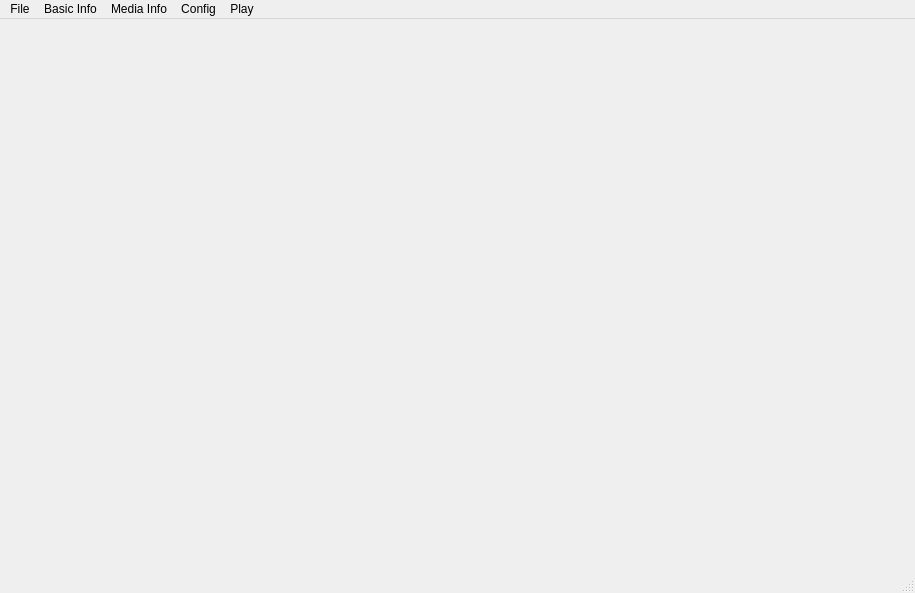
The window that mainwindow.ui (SunStorm2018/media-debuger) describes before a commit, drawn with Qt 5.
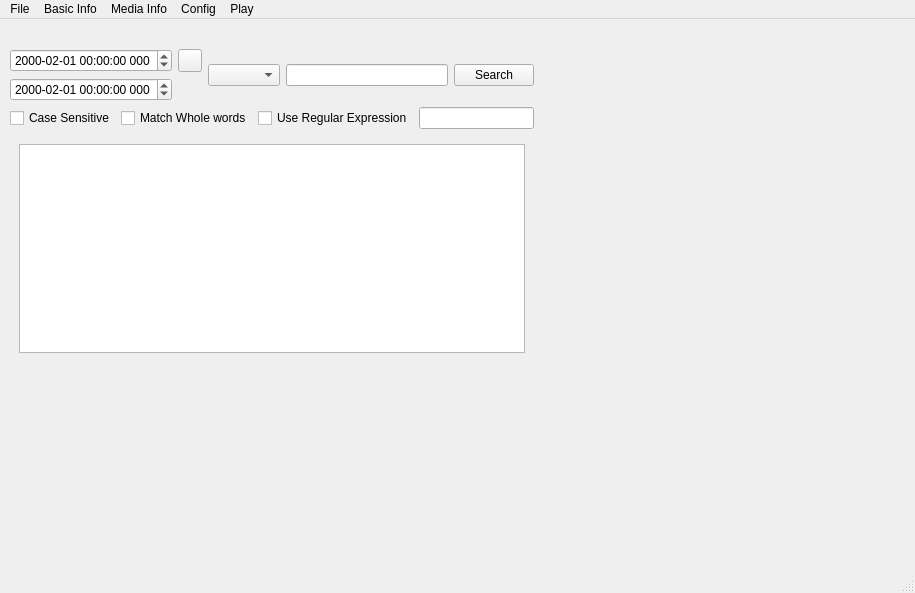
The same window after the commit. Icons and pictures are not drawn.

Diff of the .ui file:
```diff
--- a/mainwindow.ui
+++ b/mainwindow.ui
@@ -13,7 +13,149 @@
   <property name="windowTitle">
    <string>MainWindow</string>
   </property>
-  <widget class="QWidget" name="centralwidget"/>
+  <widget class="QWidget" name="centralwidget">
+   <widget class="QWidget" name="">
+    <property name="geometry">
+     <rect>
+      <x>10</x>
+      <y>30</y>
+      <width>524</width>
+      <height>313</height>
+     </rect>
+    </property>
+    <layout class="QVBoxLayout" name="verticalLayout_3" stretch="0,0,1">
+     <item>
+      <layout class="QHBoxLayout" name="horizontalLayout">
+       <item>
+        <layout class="QFormLayout" name="formLayout">
+         <item row="0" column="0">
+          <widget class="QDateTimeEdit" name="start_time_dte">
+           <property name="dateTime">
+            <datetime>
+             <hour>0</hour>
+             <minute>0</minute>
+             <second>0</second>
+             <year>2000</year>
+             <month>2</month>
+             <day>1</day>
+            </datetime>
+           </property>
+           <property name="displayFormat">
+            <string>yyyy-MM-dd HH:mm:ss zzz</string>
+           </property>
+          </widget>
+         </item>
+         <item row="0" column="1">
+          <widget class="QPushButton" name="expand_time_btn">
+           <property name="maximumSize">
+            <size>
+             <width>24</width>
+             <height>24</height>
+            </size>
+           </property>
+           <property name="styleSheet">
+            <string notr="true"> QPushButton {
+	image: url(:/128x128/arrow-right.png);
+ }
+
+ QPushButton:checked {
+	image: url(:/128x128/arrow-down.png);
+ }</string>
+           </property>
+           <property name="text">
+            <string/>
+           </property>
+           <property name="checkable">
+            <bool>true</bool>
+           </property>
+          </widget>
+         </item>
+         <item row="1" column="0">
+          <widget class="QDateTimeEdit" name="end_time_dte">
+           <property name="dateTime">
+            <datetime>
+             <hour>0</hour>
+             <minute>0</minute>
+             <second>0</second>
+             <year>2000</year>
+             <month>2</month>
+             <day>1</day>
+            </datetime>
+           </property>
+           <property name="displayFormat">
+            <string>yyyy-MM-dd HH:mm:ss zzz</string>
+           </property>
+          </widget>
+         </item>
+        </layout>
+       </item>
+       <item>
+        <widget class="QComboBox" name="log_level_cbx"/>
+       </item>
+       <item>
+        <widget class="QLineEdit" name="search_le"/>
+       </item>
+       <item>
+        <widget class="QPushButton" name="pushButton">
+         <property name="text">
+          <string>Search</string>
+         </property>
+        </widget>
+       </item>
+      </layout>
+     </item>
+     <item>
+      <layout class="QHBoxLayout" name="horizontalLayout_2">
+       <item>
+        <widget class="QCheckBox" name="case_sensitive_cbx">
+         <property name="text">
+          <string>Case Sensitive</string>
+         </property>
+        </widget>
+       </item>
+       <item>
+        <widget class="QCheckBox" name="match_whole_word_cbx">
+         <property name="text">
+          <string>Match Whole words</string>
+         </property>
+        </widget>
+       </item>
+       <item>
+        <widget class="QCheckBox" name="use_regular_express_cbx">
+         <property name="text">
+          <string>Use Regular Expression</string>
+         </property>
+        </widget>
+       </item>
+       <item>
+        <widget class="QLineEdit" name="file_filter_le"/>
+       </item>
+      </layout>
+     </item>
+     <item>
+      <widget class="QStackedWidget" name="stackedWidget">
+       <property name="currentIndex">
+        <number>1</number>
+       </property>
+       <widget class="QWidget" name="log_table_wg">
+        <layout class="QVBoxLayout" name="verticalLayout_2">
+         <item>
+          <widget class="QTableView" name="log_tbv"/>
+         </item>
+        </layout>
+       </widget>
+       <widget class="QWidget" name="log_text_wg">
+        <layout class="QVBoxLayout" name="verticalLayout">
+         <item>
+          <widget class="QPlainTextEdit" name="log_ple"/>
+         </item>
+        </layout>
+       </widget>
+      </widget>
+     </item>
+    </layout>
+   </widget>
+  </widget>
   <widget class="QMenuBar" name="menubar">
    <property name="geometry">
     <rect>
```
